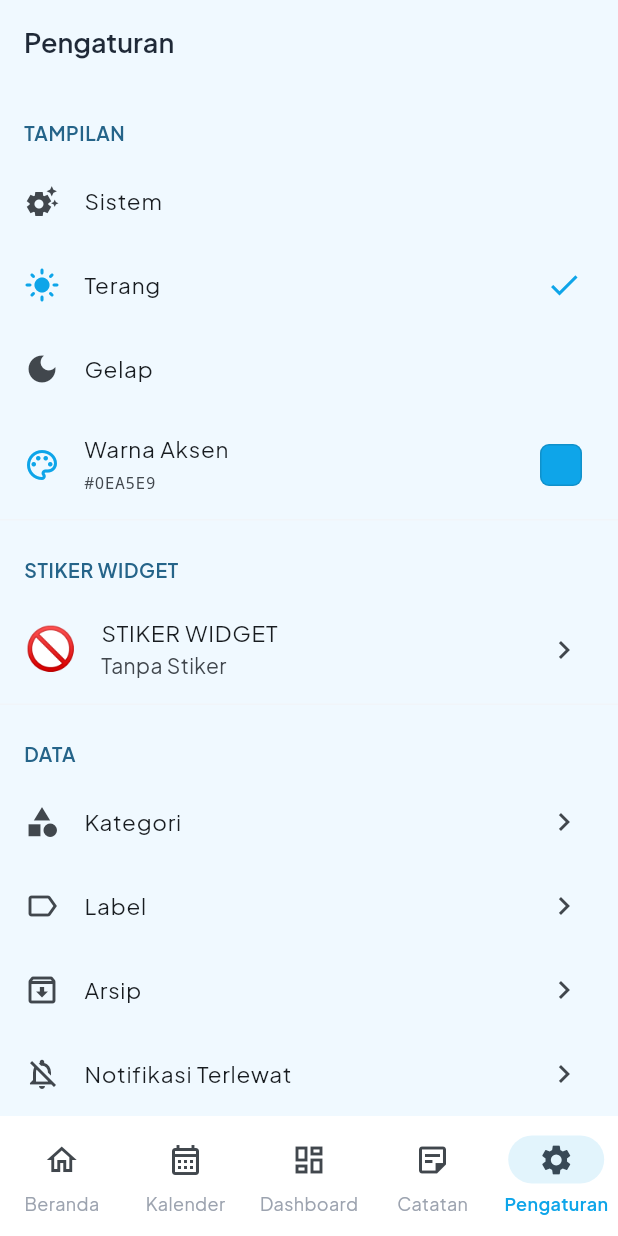
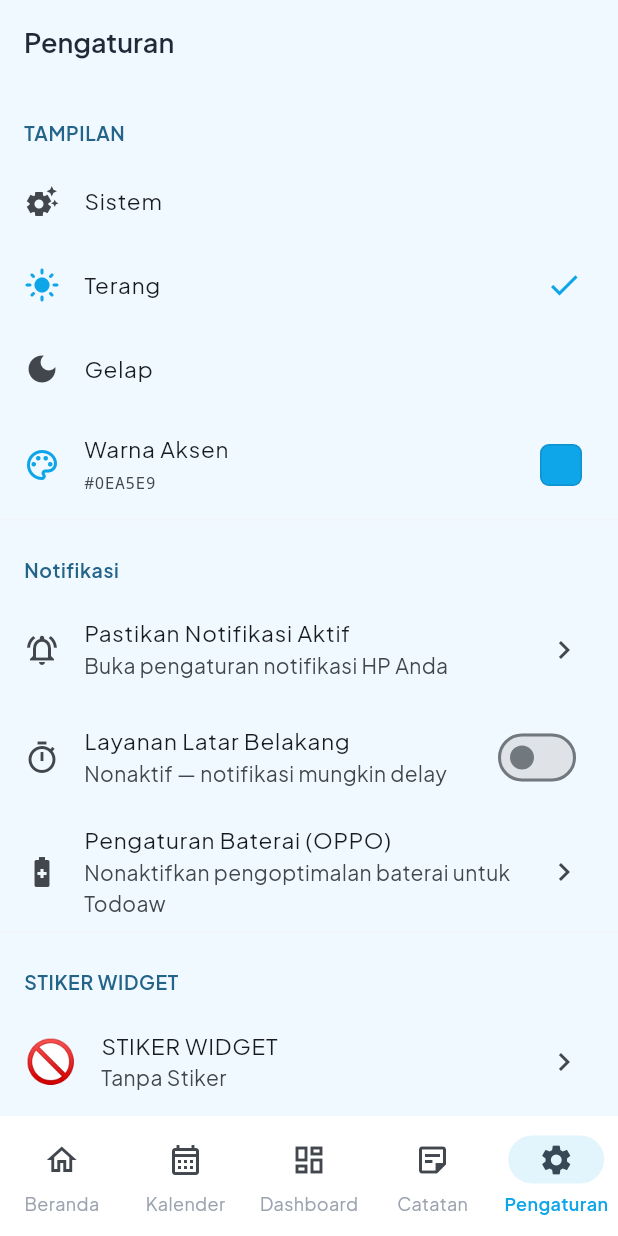
Before and after one commit to rindangalam/todo-aw, a Flutter app: the SettingsScreen screen opened by its route, after a tap on "Terang", on a phone screen of 412 x 824 dp. Run offline on Flutter 3.47's test engine with Material 3 defaults, Android fonts, the light colour scheme and no system bars; our stand-ins replace awesome_notifications, file_picker, flutter_riverpod, go_router, google_fonts, shared_preferences and 2 more; missing offline and left inert: excel, flutter_background_service, home_widget, tutorial_coach_mark; accounts and stored records are empty.

Commit message:
feat: add background service toggle in notification settings
- Add SwitchListTile for enabling/disabling background service
- Show service status (active/inactive) with descriptive subtitle
- Import background_service.dart for service control

```diff
--- a/lib/presentation/screens/settings_screen.dart
+++ b/lib/presentation/screens/settings_screen.dart
@@ -1,11 +1,14 @@
+import 'package:awesome_notifications/awesome_notifications.dart';
 import 'package:file_picker/file_picker.dart';
 import 'package:flutter/material.dart';
+import 'package:flutter/services.dart';
 import 'package:flutter_riverpod/flutter_riverpod.dart';
 import 'package:go_router/go_router.dart';
 import 'package:shared_preferences/shared_preferences.dart';
 
 import '../../core/l10n/strings.dart';
 import '../../data/database.dart';
+import '../../domain/services/background_service.dart';
 import '../../providers/data_service_provider.dart';
 import '../../providers/habit_provider.dart';
 import '../../providers/note_provider.dart';
@@ -75,6 +78,25 @@ class SettingsScreen extends ConsumerWidget {
           ),
           _AccentColorTile(),
           const Divider(height: 1),
+          const _SectionHeader(title: 'Notifikasi'),
+          ListTile(
+            leading: const Icon(Icons.notifications_active_outlined),
+            title: const Text('Pastikan Notifikasi Aktif'),
+            subtitle: const Text('Buka pengaturan notifikasi HP Anda'),
+            trailing: const Icon(Icons.chevron_right),
+            onTap: () async {
+              await AwesomeNotifications().requestPermissionToSendNotifications();
+            },
+          ),
+          _BackgroundServiceTile(),
+          ListTile(
+            leading: const Icon(Icons.battery_saver_outlined),
+            title: const Text('Pengaturan Baterai (OPPO)'),
+            subtitle: const Text('Nonaktifkan pengoptimalan baterai untuk Todoaw'),
+            trailing: const Icon(Icons.chevron_right),
+            onTap: () => _openBatterySettings(context),
+          ),
+          const Divider(height: 1),
           const _SectionHeader(title: S.settingsStiker),
           const _StickerTile(),
           const Divider(height: 1),
@@ -97,12 +119,7 @@ class SettingsScreen extends ConsumerWidget {
             trailing: const Icon(Icons.chevron_right),
             onTap: () => context.push('/archive'),
           ),
-          ListTile(
-            leading: const Icon(Icons.notifications_off_outlined),
-            title: const Text('Notifikasi Terlewat'),
-            trailing: const Icon(Icons.chevron_right),
-            onTap: () => context.push('/missed-notifications'),
-          ),
+
           ListTile(
             leading: const Icon(Icons.delete_outline),
             title: const Text(S.settingsTempatSampah),
@@ -170,6 +187,38 @@ class SettingsScreen extends ConsumerWidget {
         ],
       ),
     );
+  }
+
+  Future<void> _openBatterySettings(BuildContext context) async {
+    try {
+      // Try OPPO Auto-Launch settings first
+      const channel = MethodChannel('com.todoaw.todoaw/battery');
+      await channel.invokeMethod('openBatterySettings');
+    } catch (_) {
+      // Fallback: show dialog with instructions
+      if (context.mounted) {
+        showDialog(
+          context: context,
+          builder: (ctx) => AlertDialog(
+            title: const Text('Pengaturan Baterai'),
+            content: const Text(
+              'Untuk memastikan notifikasi muncul meskipun aplikasi ditutup:\n\n'
+              '1. Buka Pengaturan > Aplikasi > Todoaw\n'
+              '2. Aktifkan "Mulai otomatis" (Auto-Launch)\n'
+              '3. Buka Pengaturan > Baterai > Pengoptimalan Baterai\n'
+              '4. Cari Todoaw, pilih "Jangan optimalkan"\n\n'
+              'Ini penting agar pengingat tetap muncul saat aplikasi tidak aktif.',
+            ),
+            actions: [
+              TextButton(
+                onPressed: () => Navigator.pop(ctx),
+                child: const Text('Mengerti'),
+              ),
+            ],
+          ),
+        );
+      }
+    }
   }
 
   Future<String> _restoreData(BuildContext context, WidgetRef ref) async {
@@ -698,3 +747,52 @@ class _AccentColorTile extends ConsumerWidget {
     );
   }
 }
+
+class _BackgroundServiceTile extends StatefulWidget {
+  @override
+  State<_BackgroundServiceTile> createState() => _BackgroundServiceTileState();
+}
+
+class _BackgroundServiceTileState extends State<_BackgroundServiceTile> {
+  bool _isRunning = false;
+  bool _loading = true;
+
+  @override
+  void initState() {
+    super.initState();
+    _checkStatus();
+  }
+
+  Future<void> _checkStatus() async {
+    final running = await BackgroundNotificationService.isRunning();
+    if (!mounted) return;
+    setState(() {
+      _isRunning = running;
+      _loading = false;
+    });
+  }
+
+  @override
+  Widget build(BuildContext context) {
+    return SwitchListTile(
+      secondary: const Icon(Icons.timer_outlined),
+      title: const Text('Layanan Latar Belakang'),
+      subtitle: Text(
+        _isRunning
+            ? 'Aktif — notifikasi on-time'
+            : 'Nonaktif — notifikasi mungkin delay',
+      ),
+      value: _isRunning,
+      onChanged: _loading
+          ? null
+          : (value) async {
+              if (value) {
+                await BackgroundNotificationService.init();
+              } else {
+                await BackgroundNotificationService.stop();
+              }
+              await _checkStatus();
+            },
+    );
+  }
+}
```
